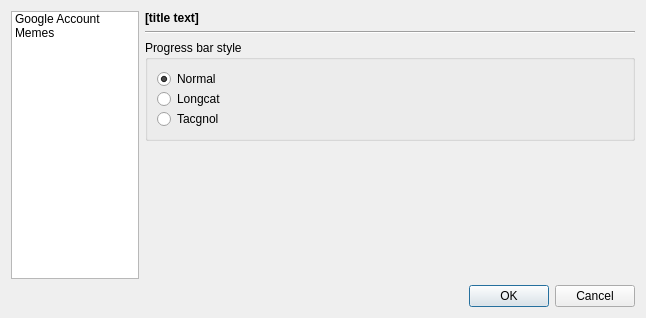
This is src/configuredialog.ui in hatstand/O-sRSSly as Qt 5 draws it before an edit. The edited form follows.
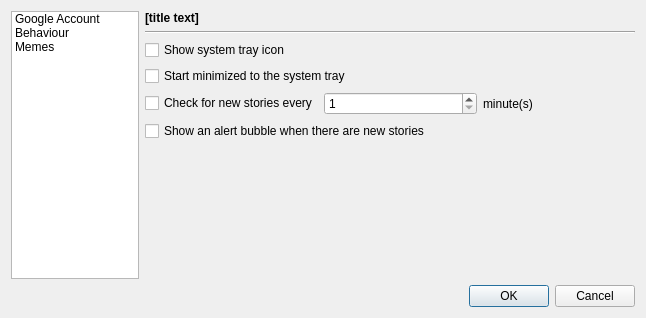
This is the edited form. Icons and pictures are not drawn.

```diff
--- a/src/configuredialog.ui
+++ b/src/configuredialog.ui
@@ -33,6 +33,9 @@
      <property name="movement" >
       <enum>QListView::Free</enum>
      </property>
+     <property name="spacing" >
+      <number>2</number>
+     </property>
      <property name="viewMode" >
       <enum>QListView::ListMode</enum>
      </property>
@@ -54,6 +57,15 @@
         <normaloff>:/google.png</normaloff>:/google.png</iconset>
       </property>
      </item>
+     <item>
+      <property name="text" >
+       <string>Behaviour</string>
+      </property>
+      <property name="icon" >
+       <iconset resource="../data/data.qrc" >
+        <normaloff>:/behaviour.png</normaloff>:/behaviour.png</iconset>
+      </property>
+     </item>
      <item>
       <property name="text" >
        <string>Memes</string>
@@ -162,6 +174,75 @@
          </item>
         </layout>
        </widget>
+       <widget class="QWidget" name="page_3" >
+        <layout class="QVBoxLayout" name="verticalLayout_5" >
+         <property name="margin" >
+          <number>0</number>
+         </property>
+         <item>
+          <widget class="QCheckBox" name="show_tray_icon_" >
+           <property name="text" >
+            <string>Show system tray icon</string>
+           </property>
+          </widget>
+         </item>
+         <item>
+          <widget class="QCheckBox" name="start_minimized_" >
+           <property name="text" >
+            <string>Start minimized to the system tray</string>
+           </property>
+          </widget>
+         </item>
+         <item>
+          <layout class="QHBoxLayout" name="horizontalLayout" >
+           <item>
+            <widget class="QCheckBox" name="check_new_" >
+             <property name="text" >
+              <string>Check for new stories every</string>
+             </property>
+            </widget>
+           </item>
+           <item>
+            <widget class="QSpinBox" name="check_new_interval_" >
+             <property name="minimum" >
+              <number>1</number>
+             </property>
+             <property name="maximum" >
+              <number>1440</number>
+             </property>
+            </widget>
+           </item>
+           <item>
+            <widget class="QLabel" name="label_3" >
+             <property name="text" >
+              <string>minute(s)</string>
+             </property>
+            </widget>
+           </item>
+          </layout>
+         </item>
+         <item>
+          <widget class="QCheckBox" name="show_bubble_" >
+           <property name="text" >
+            <string>Show an alert bubble when there are new stories</string>
+           </property>
+          </widget>
+         </item>
+         <item>
+          <spacer name="verticalSpacer_3" >
+           <property name="orientation" >
+            <enum>Qt::Vertical</enum>
+           </property>
+           <property name="sizeHint" stdset="0" >
+            <size>
+             <width>20</width>
+             <height>98</height>
+            </size>
+           </property>
+          </spacer>
+         </item>
+        </layout>
+       </widget>
        <widget class="QWidget" name="page_2" >
         <property name="geometry" >
          <rect>
```
Left out of the diff: 48 changed lines with no effect on the pictures.
